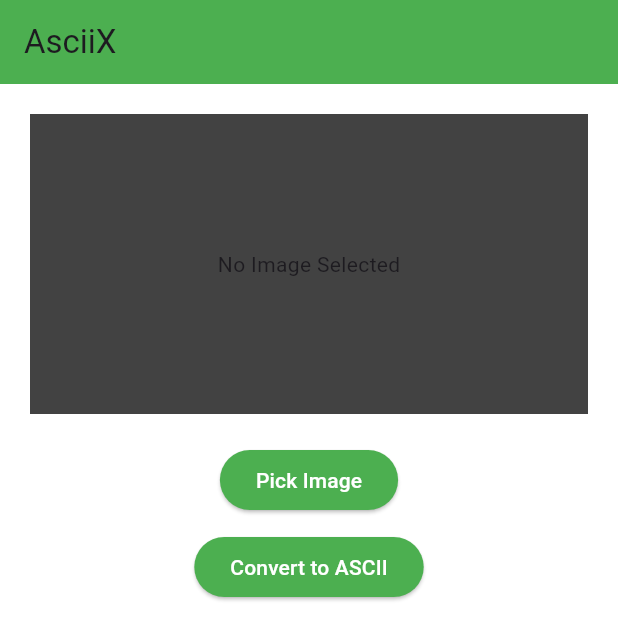
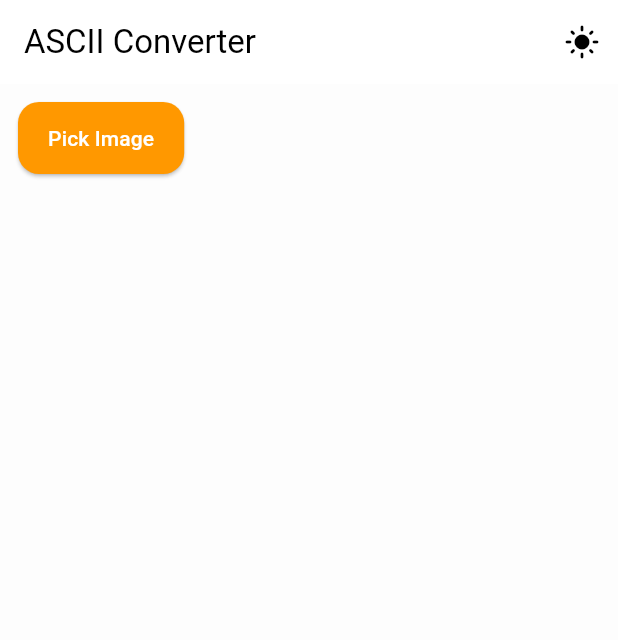
Before and after one commit to amzayedabdullah/AsciiX, a Flutter app: the screen it shows after launch, on a phone screen of 412 x 824 dp. Shown: the top 640 px of the screen. Run offline on Flutter 3.47's test engine with Material 3 defaults, Android fonts, the phone set to English and light mode, and no system bars; our stand-ins replace image_picker; missing offline and left inert: gallery_saver_plus.

Commit message:
update v3

```diff
--- a/ascii_x/lib/main.dart
+++ b/ascii_x/lib/main.dart
@@ -1,24 +1,28 @@
 import 'package:flutter/material.dart';
 import 'screens/home_screen.dart';
-import 'theme/dark_theme.dart';
-import 'theme/light_theme.dart';
+import 'utils/themes.dart';
 
 void main() {
-  runApp(const AsciiXApp());
+  runApp(const MyApp());
 }
 
-class AsciiXApp extends StatelessWidget {
-  const AsciiXApp({super.key});
+class MyApp extends StatefulWidget {
+  const MyApp({super.key});
+  @override
+  State<MyApp> createState() => _MyAppState();
+}
 
+class _MyAppState extends State<MyApp> {
+  bool isDark = false;
   @override
   Widget build(BuildContext context) {
     return MaterialApp(
       debugShowCheckedModeBanner: false,
-      title: 'AsciiX',
-      theme: lightTheme,
-      darkTheme: darkTheme,
-      themeMode: ThemeMode.system,
-      home: const HomeScreen(),
+      theme: isDark ? AppThemes.darkTheme : AppThemes.lightTheme,
+      home: HomeScreen(
+        onThemeToggle: () => setState(() => isDark = !isDark),
+        isDark: isDark,
+      ),
     );
   }
 }
--- a/ascii_x/lib/screens/home_screen.dart
+++ b/ascii_x/lib/screens/home_screen.dart
@@ -1,76 +1,58 @@
-import 'dart:io';
 import 'package:flutter/material.dart';
-import 'package:image_picker/image_picker.dart';
-import '../utils/ascii_converter.dart';
-import 'ascii_output_screen.dart';
+import '../services/ascii_service.dart';
+import '../widgets/theme_switcher.dart';
+import '../widgets/image_picker_button.dart';
+import 'preview_screen.dart';
 
 class HomeScreen extends StatefulWidget {
-  const HomeScreen({super.key});
+  final VoidCallback onThemeToggle;
+  final bool isDark;
+  const HomeScreen({super.key, required this.onThemeToggle, required this.isDark});
 
   @override
   State<HomeScreen> createState() => _HomeScreenState();
 }
 
 class _HomeScreenState extends State<HomeScreen> {
-  File? imageFile;
-  bool loading = false;
-
-  Future<void> pickImage() async {
-    final picked = await ImagePicker().pickImage(source: ImageSource.gallery);
-    if (picked != null) {
-      setState(() => imageFile = File(picked.path));
-    }
-  }
-
-  Future<void> generateAscii() async {
-    if (imageFile == null) return;
-    setState(() => loading = true);
-
-    final ascii = await AsciiConverter.convertImageToAscii(
-      imageFile!,
-      width: 100,
-    );
-
-    setState(() => loading = false);
-
-    Navigator.push(
-      context,
-      MaterialPageRoute(builder: (_) => AsciiOutputScreen(asciiText: ascii)),
-    );
-  }
+  String asciiOutput = '';
+  Uint8List? selectedImage;
 
   @override
   Widget build(BuildContext context) {
     return Scaffold(
-      appBar: AppBar(title: const Text("AsciiX")),
-      body: Padding(
-        padding: const EdgeInsets.all(20),
-        child: Column(
-          children: [
-            imageFile == null
-                ? Container(
-                    height: 200,
-                    width: double.infinity,
-                    color: Colors.grey[800],
-                    alignment: Alignment.center,
-                    child: const Text("No Image Selected"),
-                  )
-                : Image.file(imageFile!, height: 200),
-            const SizedBox(height: 20),
-            ElevatedButton(
-              onPressed: pickImage,
-              child: const Text("Pick Image"),
+      appBar: AppBar(
+        title: const Text("ASCII Converter"),
+        actions: [ThemeSwitcher(isDark: widget.isDark, onToggle: widget.onThemeToggle)],
+      ),
+      body: Column(
+        children: [
+          ImagePickerButton(onImageSelected: (img) async {
+            selectedImage = img;
+            asciiOutput = await AsciiService.imageToAscii(img, widget.isDark);
+            setState(() {});
+          }),
+          Expanded(
+            child: SingleChildScrollView(
+              padding: const EdgeInsets.all(12),
+              child: Text(asciiOutput, style: const TextStyle(fontFamily: 'monospace')),
             ),
-            const SizedBox(height: 10),
-            ElevatedButton(
-              onPressed: loading ? null : generateAscii,
-              child: loading
-                  ? const CircularProgressIndicator()
-                  : const Text("Convert to ASCII"),
+          ),
+        ],
+      ),
+      floatingActionButton: selectedImage == null
+          ? null
+          : FloatingActionButton.extended(
+              onPressed: () {
+                Navigator.push(
+                  context,
+                  MaterialPageRoute(
+                    builder: (_) => PreviewScreen(asciiText: asciiOutput, isDark: widget.isDark),
+                  ),
+                );
+              },
+              label: const Text("Export"),
+              icon: const Icon(Icons.download_rounded),
             ),
-          ],
-        ),
-      ),
     );
   }
 }
--- a/ascii_x/lib/utils/ascii_converter.dart
+++ b/ascii_x/lib/utils/ascii_converter.dart
@@ -1,6 +1,5 @@
 import 'dart:ui' as ui;
 import 'dart:io';
-import 'dart:typed_data';
 
 class AsciiConverter {
   static const String asciiChars = "@%#*+=-:. ";
--- /dev/null
+++ b/ascii_x/lib/utils/themes.dart
@@ -0,0 +1,39 @@
+import 'package:flutter/material.dart';
+
+class AppThemes {
+  static ThemeData lightTheme = ThemeData(
+    brightness: Brightness.light,
+    primaryColor: Colors.orange,
+    scaffoldBackgroundColor: const Color(0xFFFDFDFD),
+    appBarTheme: const AppBarTheme(
+      backgroundColor: Colors.white,
+      foregroundColor: Colors.black,
+    ),
+    elevatedButtonTheme: ElevatedButtonThemeData(
+      style: ElevatedButton.styleFrom(
+        backgroundColor: Colors.orange,
+        foregroundColor: Colors.white,
+        padding: const EdgeInsets.symmetric(vertical: 14, horizontal: 20),
+        shape: RoundedRectangleBorder(borderRadius: BorderRadius.circular(18)),
+      ),
+    ),
+  );
+
+  static ThemeData darkTheme = ThemeData(
+    brightness: Brightness.dark,
+    primaryColor: Colors.orange,
+    scaffoldBackgroundColor: const Color(0xFF000000),
+    appBarTheme: const AppBarTheme(
+      backgroundColor: Colors.black,
+      foregroundColor: Colors.orange,
+    ),
+    elevatedButtonTheme: ElevatedButtonThemeData(
+      style: ElevatedButton.styleFrom(
+        backgroundColor: Colors.orange,
+        foregroundColor: Colors.black,
+        padding: const EdgeInsets.symmetric(vertical: 14, horizontal: 20),
+        shape: RoundedRectangleBorder(borderRadius: BorderRadius.circular(18)),
+      ),
+    ),
+  );
+}
--- /dev/null
+++ b/ascii_x/lib/widgets/image_picker_button.dart
@@ -0,0 +1,28 @@
+import 'dart:typed_data';
+import 'package:flutter/material.dart';
+import 'package:image_picker/image_picker.dart';
+
+class ImagePickerButton extends StatelessWidget {
+  final Function(Uint8List) onImageSelected;
+  const ImagePickerButton({super.key, required this.onImageSelected});
+
+  @override
+  Widget build(BuildContext context) {
+    return Padding(
+      padding: const EdgeInsets.all(12),
+      child: ElevatedButton(
+        style: ElevatedButton.styleFrom(
+          shape: RoundedRectangleBorder(
+            borderRadius: BorderRadius.circular(14),
+          ),
+        ),
+        onPressed: () async {
+          final picker = ImagePicker();
+          final img = await picker.pickImage(source: ImageSource.gallery);
+          if (img != null) onImageSelected(await img.readAsBytes());
+        },
+        child: const Text("Pick Image"),
+      ),
+    );
+  }
+}
--- /dev/null
+++ b/ascii_x/lib/widgets/theme_switcher.dart
@@ -0,0 +1,19 @@
+import 'package:flutter/material.dart';
+
+class ThemeSwitcher extends StatelessWidget {
+  final bool isDark;
+  final VoidCallback onToggle;
+  const ThemeSwitcher({
+    super.key,
+    required this.isDark,
+    required this.onToggle,
+  });
+
+  @override
+  Widget build(BuildContext context) {
+    return IconButton(
+      icon: Icon(isDark ? Icons.dark_mode_rounded : Icons.light_mode_rounded),
+      onPressed: onToggle,
+    );
+  }
+}
```
Also changed, not shown: ascii_x/lib/screens/ascii_output_screen.dart (deleted, +0 -100 lines), ascii_x/lib/screens/preview_screen.dart (added, +43 -0 lines), ascii_x/lib/services/ascii_service.dart (added, +31 -0 lines), ascii_x/lib/services/export_service.dart (added, +36 -0 lines).
